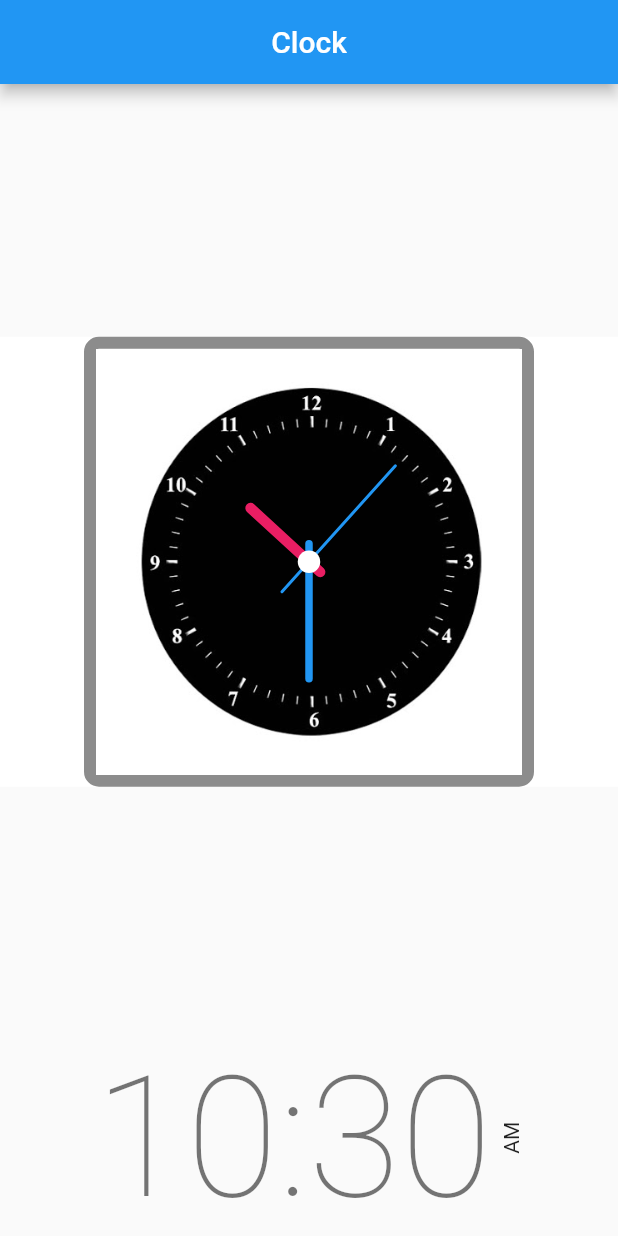
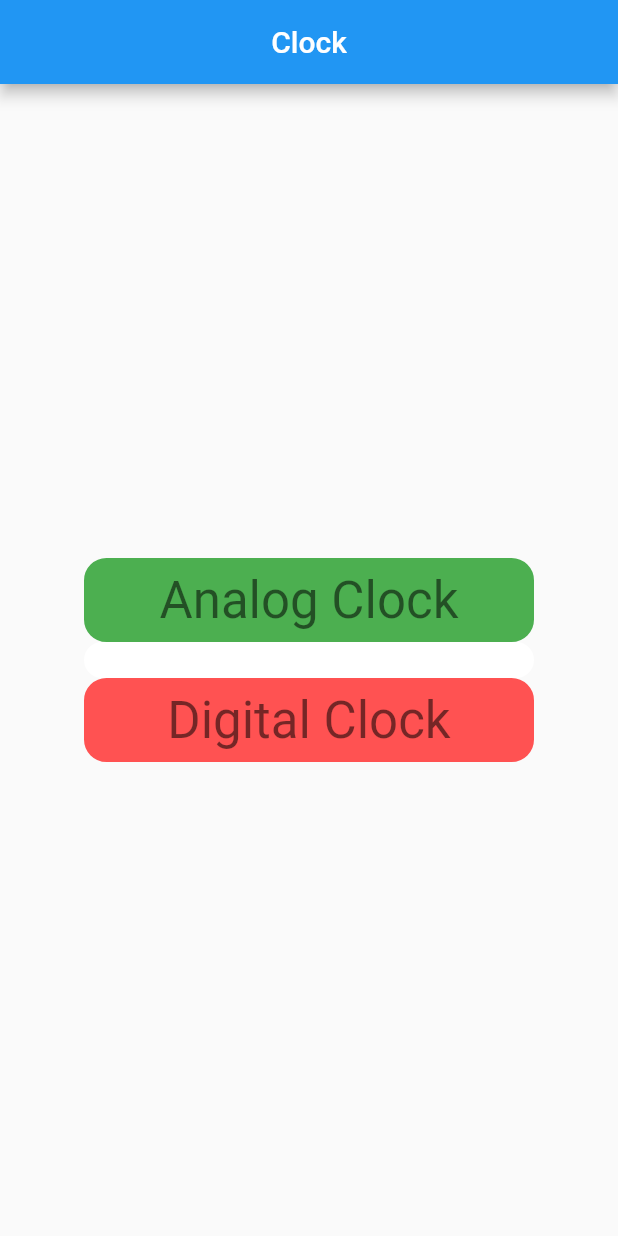
Before and after one commit to man-of-mind/Flutter-Clock-App, a Flutter app: the screen it shows after launch, on a phone screen of 412 x 824 dp. Run offline on Flutter 3.47's test engine with Material 2 defaults, Android fonts, the phone set to English and light mode, and no system bars.

Commit message:
final changes

```diff
--- a/lib/main.dart
+++ b/lib/main.dart
@@ -1,6 +1,5 @@
 import 'package:flutter/material.dart';
-import 'dart:math';
-import 'dart:async';
+import 'AnalogClock.dart';
 import 'Digital.dart';
 
 
@@ -16,123 +15,86 @@ class MyApp extends StatelessWidget {
       theme: ThemeData(
         visualDensity: VisualDensity.adaptivePlatformDensity,
       ),
-      home: Clock(),
+      home: MyProject(),
     );
   }
 }
 
-class Clock extends StatefulWidget{
-  Clock({Key key}) : super (key: key);
 
-  @override
-  _ClockState createState() => _ClockState();
-}
-
-class _ClockState extends State<Clock>{
-  double minutes = 0;
-  double seconds = 0;
-  double hours = 0;
-  Timer timer;
-
-  @override
-  void initState() {
-    // TODO: implement initState
-    super.initState();
-    timer = Timer.periodic(Duration(milliseconds: 500), (timer) {
-      final now = DateTime.now();
-//      print("${now.hour} : ${now.minute} : ${now.second}");
-      setState(() {
-        seconds = (pi / 30) * now.second;
-        minutes = (pi / 30) * now.minute;
-        hours = (pi / 6 * now.hour) + (pi / 45 * minutes);
-      });
-    });
-  }
-
+class MyProject extends StatelessWidget {
   @override
   Widget build(BuildContext context) {
     return Scaffold(
-        appBar: AppBar(
-          title: Text('Clock'),
-          centerTitle: true,
+      appBar: AppBar(
+        title: Text('Clock'),
+        centerTitle: true,
       ),
-      body:
-          Column(
-          children: [
-//            DigitalClock(),
-            Spacer(),
-            Container(
-              child: Container(
-                child: Stack(
-                  children: <Widget>[
-                    Image.asset('assets/clock1.jpg'),
+      body: Center(
+        child: SizedBox(
+          width: 300,
+          child: Column(
+            mainAxisAlignment: MainAxisAlignment.spaceAround,
+            crossAxisAlignment: CrossAxisAlignment.stretch,
+            children:[
+              Spacer(),
+              InkWell(
+                child: Container(
+                  decoration: BoxDecoration(
+                    color: Colors.green,
+                    border: Border.all(color: Colors.green, width: 8),
+                    borderRadius: BorderRadius.circular(15),
 
-                    Transform.rotate(
-                      child: Container(
-                        child: Container(
-                          height: 115,
-                          width: 2,
-                          decoration: BoxDecoration(color: Colors.blue, borderRadius: BorderRadius.circular(10),
-                          ),
-                        ),
-                        alignment: Alignment(0, -0.35),
-                      ),
-                      angle: seconds,
+                  ),
+                  child: Text("Analog Clock",
+                      textAlign: TextAlign.center,
+                      style: Theme.of(context).textTheme.headline4),
+                ),
+                onTap: () {
+                  Navigator.push(
+                    context,
+                    MaterialPageRoute(
+                      builder: (context) => Clock(),
                     ),
+                  );
+                },
+              ),
 
-                    Transform.rotate(
-                      child:Container(
-                        child: Container(
-                          height: 95,
-                          width: 5,
-                          decoration: BoxDecoration(color: Colors.blue, borderRadius: BorderRadius.circular(10),
-                          ),
-                        ),
-                        alignment: Alignment(0, -0.35),
-                      ),
-                      angle: minutes,
+              Container(
+                  decoration: BoxDecoration(
+                    color: Colors.white,
+                    borderRadius: BorderRadius.circular(15),
+                    border: Border.all(color: Colors.white, width: 4),
+                  ),
+                  child: Text("")
+              ),
+
+              InkWell(
+                child: Container(
+                  decoration: BoxDecoration(
+                    color: Colors.redAccent,
+                    border: Border.all(color: Colors.redAccent, width: 8),
+                    borderRadius: BorderRadius.circular(15),
+
+                  ),
+                  child: Text("Digital Clock",
+                      textAlign: TextAlign.center,
+                      style: Theme.of(context).textTheme.headline4),
+                ),
+                onTap: () {
+                  Navigator.push(
+                    context,
+                    MaterialPageRoute(
+                      builder: (context) => DigitalClock(),
                     ),
+                  );
+                },
+              ),
 
-                    Transform.rotate(
-                      child: Container(
-                        child: Container(
-                          height: 70,
-                          width: 7,
-                          decoration: BoxDecoration(color: Colors.pink, borderRadius: BorderRadius.circular(10),
-                          ),
-                        ),
-                        alignment: Alignment(0, -0.2),
-                      ),
-                      angle: hours,
-                    ),
-
-
-                    Container(
-                      child: Container(
-                        height: 15,
-                        width: 15,
-                        decoration: BoxDecoration(color: Colors.white, borderRadius: BorderRadius.circular(50),
-                        ),
-                      ),
-                      alignment: Alignment(0, 0),
-                    ),
-                  ],
-                ),
-                width: 300,
-                height: 300,
-                decoration: BoxDecoration(
-                    border: Border.all(color: Colors.black45, width: 8),
-                    borderRadius: BorderRadius.circular(10),
-                ),
-              ),
-      //        color: Color.fromRGBO(8, 25, 35, 1),
-              color: Colors.white,
-              alignment: Alignment (0, 0),
-            ),
-            Spacer(),
-            DigitalClock(),
-          ],
+              Spacer(),
+            ],
           ),
+        ),
+      ),
     );
   }
 }
```
Also changed, not shown: lib/AnalogClock.dart (added, +123 -0 lines), lib/Digital.dart (+22 -2 lines).
